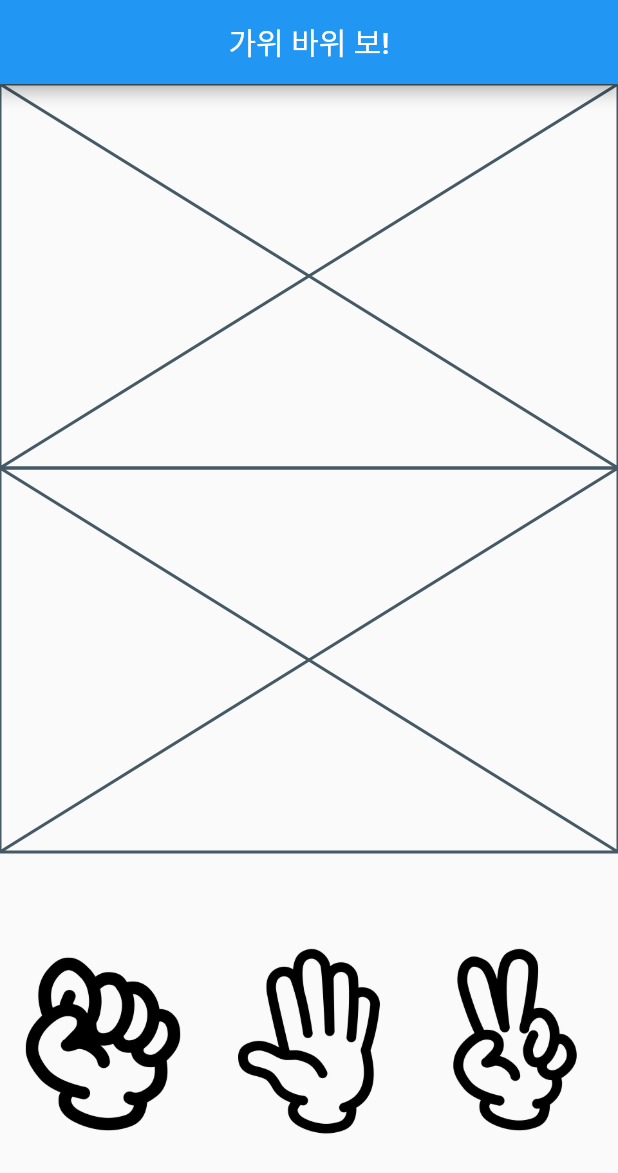
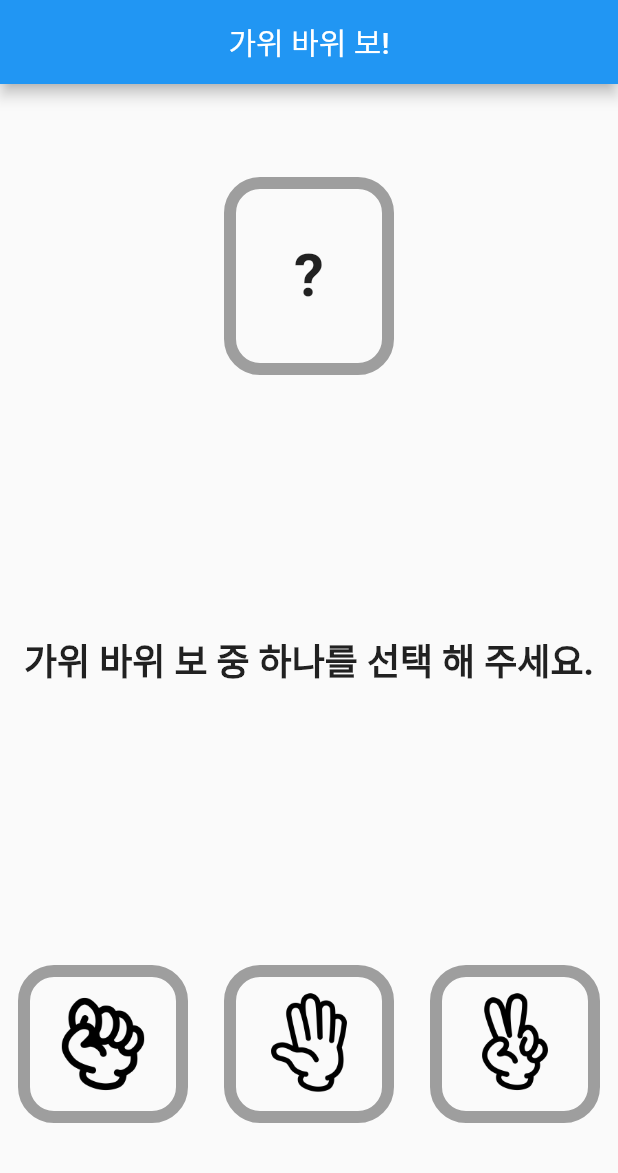
Before and after one commit to bluetype55/rock-paper-scissors, a Flutter app: the screen it shows after launch, on a phone screen of 412 x 824 dp. Shown: the top 1173 px of the screen. Run offline on Flutter 3.47's test engine with Material 2 defaults, Android fonts, the phone set to English and light mode, and no system bars.

Commit message:
choice page

```diff
--- a/lib/game/cpu_input.dart
+++ /dev/null
@@ -1,12 +0,0 @@
-import 'package:flutter/material.dart';
-
-class CpuInput extends StatelessWidget {
-  final bool isDone;
-
-  const CpuInput({required this.isDone, super.key});
-
-  @override
-  Widget build(BuildContext context) {
-    return const Placeholder();
-  }
-}
--- a/lib/game/game_body.dart
+++ b/lib/game/game_body.dart
@@ -1,6 +1,9 @@
-import 'package:dart_rps_game/game/cpu_input.dart';
-import 'package:dart_rps_game/game/game_result.dart';
-import 'package:dart_rps_game/game/user_input.dart';
+import 'dart:math';
+
+import 'package:dart_rps_game/game/enum.dart';
+import 'package:dart_rps_game/game/widget/cpu_input.dart';
+import 'package:dart_rps_game/game/widget/game_result.dart';
+import 'package:dart_rps_game/game/widget/user_input.dart';
 import 'package:flutter/material.dart';
 
 class GameBody extends StatefulWidget {
@@ -12,22 +15,38 @@ class GameBody extends StatefulWidget {
 
 class _GameBodyState extends State<GameBody> {
   late bool isDone;
+  late InputType? _userInput;
+  late InputType _cpuInput;
 
   @override
   void initState() {
     // TODO: implement initState
     super.initState();
     isDone = false;
+    final InputType cpuInput;
+    setCpuInput();
   }
 
   @override
   Widget build(BuildContext context) {
     return Column(
       children: [
-        Expanded(child: CpuInput(isDone: isDone)),
+        Expanded(child: CpuInput(isDone: isDone, cpuInput: _cpuInput)),
         Expanded(child: GameResult(isDone: isDone)),
-        Expanded(child: UserInput(isDone: isDone)),
+        Expanded(child: UserInput(isDone: isDone, callback: setUsetInput)),
       ],
     );
   }
+
+  void setUsetInput(InputType userInput) {
+    setState(() {
+      isDone = true;
+      _userInput = userInput;
+    });
+  }
+
+  void setCpuInput() {
+    final random = Random();
+    _cpuInput = InputType.values[random.nextInt(3)];
+  }
 }
--- a/lib/game/game_result.dart
+++ /dev/null
@@ -1,12 +0,0 @@
-import 'package:flutter/material.dart';
-
-class GameResult extends StatelessWidget {
-  final bool isDone;
-
-  const GameResult({required this.isDone, super.key});
-
-  @override
-  Widget build(BuildContext context) {
-    return const Placeholder();
-  }
-}
--- a/lib/game/user_input.dart
+++ /dev/null
@@ -1,30 +0,0 @@
-import 'package:dart_rps_game/game/enum.dart';
-import 'package:flutter/material.dart';
-
-class UserInput extends StatelessWidget {
-  final bool isDone;
-
-  const UserInput({required this.isDone, super.key});
-
-  @override
-  Widget build(BuildContext context) {
-    if (isDone) {
-      return const Placeholder();
-    }
-    return Row(
-      children: _getInputs(),
-    );
-  }
-
-  List<Widget> _getInputs() {
-    return InputType.values
-        .map(
-          (type) => Expanded(
-            child: Container(
-              child: Image.asset(type.path),
-            ),
-          ),
-        )
-        .toList();
-  }
-}
--- /dev/null
+++ b/lib/game/widget/cpu_input.dart
@@ -0,0 +1,43 @@
+import 'package:dart_rps_game/game/enum.dart';
+import 'package:dart_rps_game/game/widget/input_card.dart';
+import 'package:flutter/material.dart';
+
+class CpuInput extends StatelessWidget {
+  final bool isDone;
+  final InputType cpuInput;
+
+  const CpuInput({required this.isDone, required this.cpuInput, super.key});
+
+  @override
+  Widget build(BuildContext context) {
+    return Row(
+      children: [
+        const Expanded(child: SizedBox.shrink()),
+        Expanded(
+          child: InputCard(
+            child: getCpuInput(),
+          ),
+        ),
+        const Expanded(child: SizedBox.shrink()),
+      ],
+    );
+  }
+
+  Widget getCpuInput() {
+    if (isDone) {
+      return Image.asset(cpuInput.path);
+    }
+    return const SizedBox(
+      height: 100,
+      child: Center(
+        child: Text(
+          '?',
+          style: TextStyle(
+            fontSize: 40,
+            fontWeight: FontWeight.bold,
+          ),
+        ),
+      ),
+    );
+  }
+}
--- /dev/null
+++ b/lib/game/widget/game_result.dart
@@ -0,0 +1,23 @@
+import 'package:flutter/material.dart';
+
+class GameResult extends StatelessWidget {
+  final bool isDone;
+
+  const GameResult({required this.isDone, super.key});
+
+  @override
+  Widget build(BuildContext context) {
+    if (isDone) {
+      return const Placeholder();
+    }
+    return const Center(
+      child: Text(
+        '가위 바위 보 중 하나를 선택 해 주세요.',
+        style: TextStyle(
+          fontSize: 24,
+          fontWeight: FontWeight.bold,
+        ),
+      ),
+    );
+  }
+}
--- /dev/null
+++ b/lib/game/widget/input_card.dart
@@ -0,0 +1,23 @@
+import 'package:flutter/material.dart';
+
+class InputCard extends StatelessWidget {
+  final Widget child;
+
+  const InputCard({
+    required this.child,
+    super.key,
+  });
+
+  @override
+  Widget build(BuildContext context) {
+    return Container(
+      margin: const EdgeInsets.symmetric(horizontal: 12, vertical: 8),
+      padding: const EdgeInsets.symmetric(horizontal: 12, vertical: 8),
+      decoration: BoxDecoration(
+        borderRadius: BorderRadius.circular(24),
+        border: Border.all(color: Colors.grey, width: 8),
+      ),
+      child: child,
+    );
+  }
+}
--- /dev/null
+++ b/lib/game/widget/user_input.dart
@@ -0,0 +1,35 @@
+import 'package:dart_rps_game/game/enum.dart';
+import 'package:dart_rps_game/game/widget/input_card.dart';
+import 'package:flutter/material.dart';
+
+class UserInput extends StatelessWidget {
+  final bool isDone;
+  final Function(InputType) callback;
+
+  const UserInput({required this.isDone, required this.callback, super.key});
+
+  @override
+  Widget build(BuildContext context) {
+    if (isDone) {
+      return const Placeholder();
+    }
+    return Row(
+      children: _getInputs(callback),
+    );
+  }
+
+  List<Widget> _getInputs(Function(InputType) callback) {
+    return InputType.values
+        .map(
+          (type) => Expanded(
+            child: InkWell(
+              onTap: () => callback.call(type),
+              child: InputCard(
+                child: Image.asset(type.path),
+              ),
+            ),
+          ),
+        )
+        .toList();
+  }
+}
```
